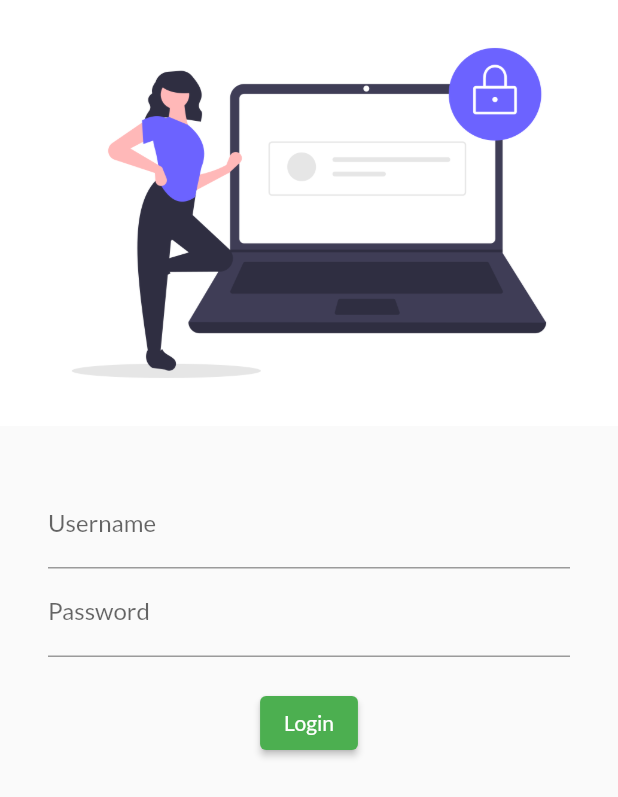
After one commit to sidsitaula/FlutterGG, a Flutter app: the screen it shows after launch, on a phone screen of 412 x 824 dp. The commit adds this screen. Shown: the top 797 px of the screen. Run offline on Flutter 3.47's test engine with Material 2 defaults, Android fonts, the phone set to English and light mode, and no system bars; our stand-ins replace google_fonts.

Commit message:
login UI

```diff
--- a/lib/main.dart
+++ b/lib/main.dart
@@ -1,7 +1,9 @@
 import 'dart:math';
 
 import 'package:flutter/material.dart';
-import 'package:flutter_catalog/home.dart';
+import 'package:flutter_catalog/pages/home.dart';
+import 'package:flutter_catalog/pages/login.dart';
+import 'package:google_fonts/google_fonts.dart';
 
 void main() {
   runApp(MyApp());
@@ -12,6 +14,14 @@ class MyApp extends StatelessWidget {
 
   @override
   Widget build(BuildContext context) {
-    return MaterialApp(home: Home());
+    return MaterialApp(
+      themeMode: ThemeMode.light,
+      theme: ThemeData(
+          primarySwatch: Colors.green,
+          fontFamily: GoogleFonts.lato().fontFamily),
+      darkTheme: ThemeData(brightness: Brightness.dark),
+      initialRoute: '/login',
+      routes: {"/": (context) => Home(), "/login": (context) => LoginPage()},
+    );
   }
 }
--- /dev/null
+++ b/lib/pages/login.dart
@@ -0,0 +1,39 @@
+import 'package:flutter/material.dart';
+
+class LoginPage extends StatelessWidget {
+  const LoginPage({super.key});
+
+  @override
+  Widget build(BuildContext context) {
+    return Material(
+        child: Column(
+      children: [
+        Image.asset('assets/images/login.png', fit: BoxFit.cover),
+        SizedBox(
+          height: 20,
+        ),
+        Padding(
+          padding: new EdgeInsets.symmetric(vertical: 16, horizontal: 32),
+          child: Column(children: [
+            TextFormField(
+              decoration: InputDecoration(
+                  labelText: 'Username', hintText: 'Enter username'),
+            ),
+            TextFormField(
+              decoration:
+                  InputDecoration(labelText: 'Password', hintText: 'Password'),
+            ),
+            SizedBox(
+              height: 20,
+            ),
+            ElevatedButton(
+                onPressed: () {
+                  print("Yeehaw");
+                },
+                child: Text("Login"))
+          ]),
+        )
+      ],
+    ));
+  }
+}
```
Also changed, not shown: pubspec.yaml (+4 -3 lines), assets/images/login.png (added), lib/pages/home.dart (renamed from lib/home.dart), pubspec.lock, 1 other file.
